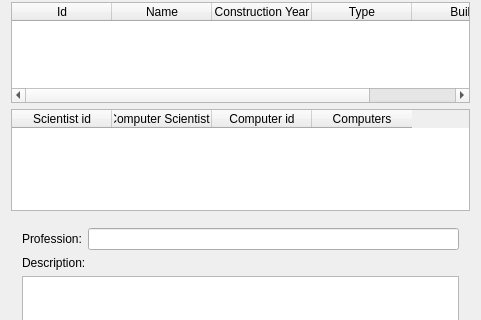
First picture: the form in mainwindow.ui, repository HKH515/VLN56, before the edit; both pictures show x 0 to 481 and y 220 to 540 of the 481 by 1087 pixel window.
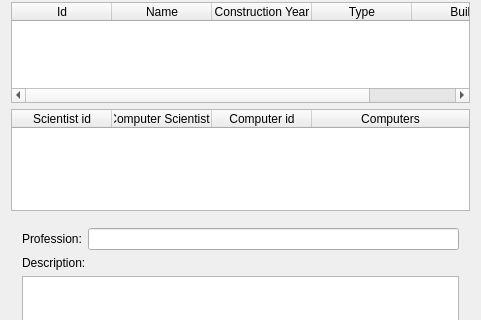
Second picture: the form after the edit. Icons and pictures are not drawn.

What changed in the file:
```diff
--- a/mainwindow.ui
+++ b/mainwindow.ui
@@ -150,7 +150,7 @@
     <item>
      <widget class="QTableWidget" name="table_view_connections">
       <attribute name="horizontalHeaderStretchLastSection">
-       <bool>false</bool>
+       <bool>true</bool>
       </attribute>
       <column>
        <property name="text">
```
Left out of the diff: 7 changed lines with no effect on the pictures.
